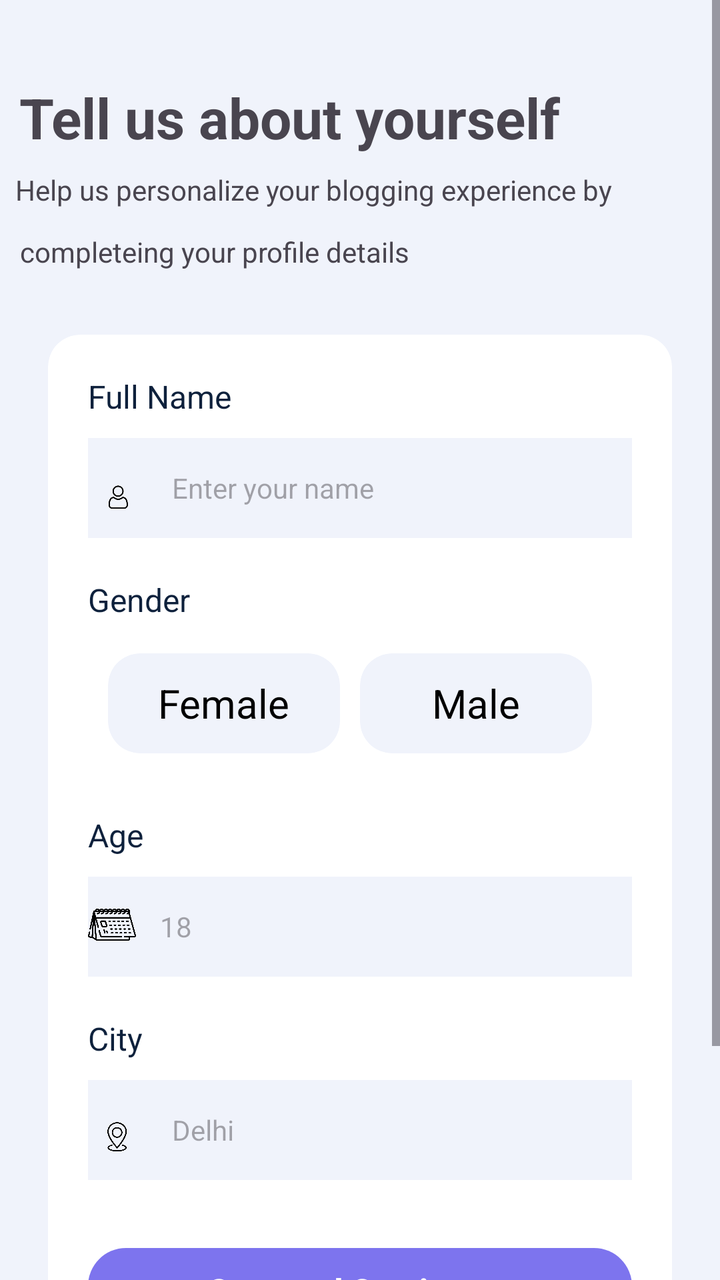
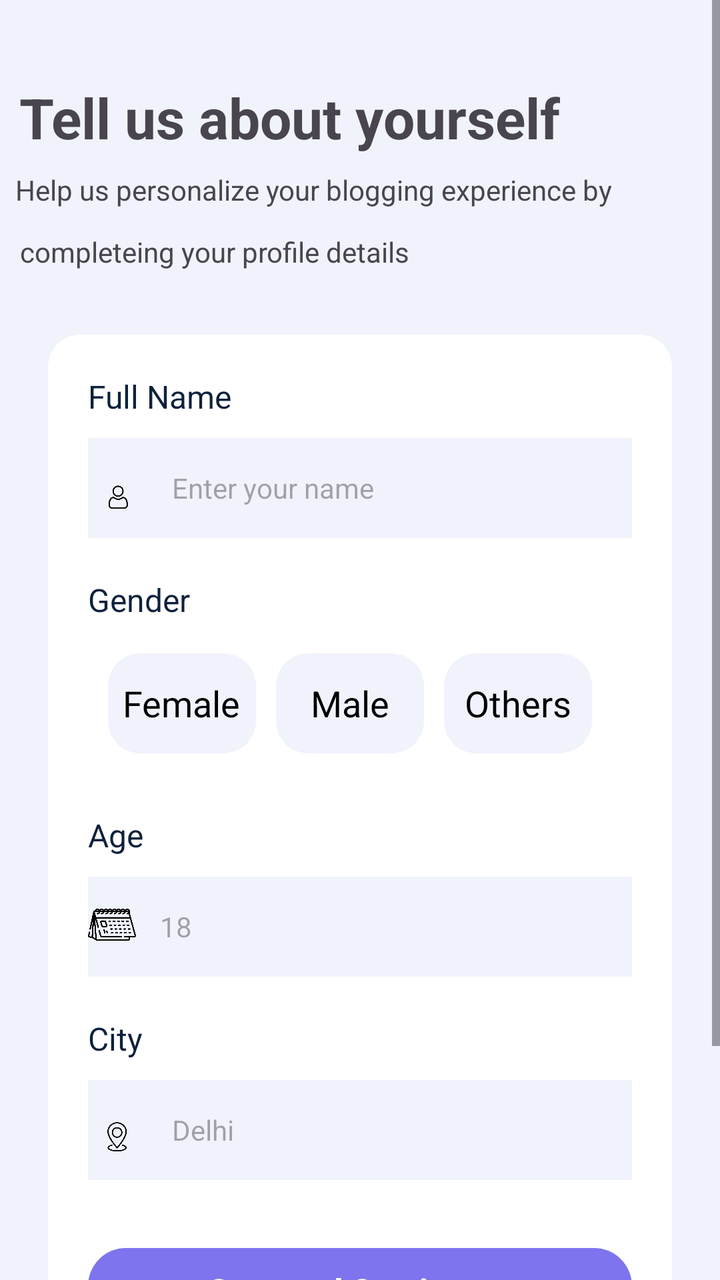

An Android layout rendered at two revisions. The XML below is the earlier revision; the diff shows what the commit changed to produce the second picture.
<!-- AndroidManifest.xml: application theme Theme.BlogApp -->
<!-- res/layout/activity_user_details.xml -->
<?xml version="1.0" encoding="utf-8"?>
<androidx.constraintlayout.widget.ConstraintLayout
    xmlns:android="http://schemas.android.com/apk/res/android"
    xmlns:app="http://schemas.android.com/apk/res-auto"
    xmlns:tools="http://schemas.android.com/tools"
    android:id="@+id/main"
    android:layout_width="match_parent"
    android:background="@color/background"
    android:layout_height="match_parent"
    tools:context=".MainActivity">


    <ScrollView
        android:layout_width="match_parent"
        android:layout_height="match_parent">


        <androidx.constraintlayout.widget.ConstraintLayout
            android:layout_width="match_parent"
            android:layout_height="wrap_content">


            <TextView
                android:id="@+id/create_account"
                android:layout_width="wrap_content"
                android:layout_height="wrap_content"
                android:layout_marginTop="40dp"
                android:gravity="center_horizontal"
                android:text="Tell us about yourself"
                android:textSize="28dp"
                android:textStyle="bold"
                app:layout_constraintEnd_toEndOf="parent"
                app:layout_constraintHorizontal_bias="0.106"
                app:layout_constraintStart_toStartOf="parent"
                app:layout_constraintTop_toTopOf="parent" />

            <TextView
                android:id="@+id/text1"
                android:layout_width="wrap_content"
                android:layout_height="wrap_content"
                android:layout_marginTop="8dp"
                android:gravity="center_horizontal"
                android:text="Help us personalize your blogging experience by"
                android:textSize="14dp"
                app:layout_constraintEnd_toEndOf="parent"
                app:layout_constraintHorizontal_bias="0.12"
                app:layout_constraintStart_toStartOf="parent"
                app:layout_constraintTop_toBottomOf="@+id/create_account"
                />

            <TextView
                android:id="@+id/text2"
                android:layout_width="wrap_content"
                android:layout_height="wrap_content"
                android:layout_marginTop="12dp"
                android:gravity="center_horizontal"
                android:text="completeing your profile details"
                android:textSize="14dp"
                app:layout_constraintEnd_toEndOf="parent"
                app:layout_constraintHorizontal_bias="0.06"
                app:layout_constraintStart_toStartOf="parent"
                app:layout_constraintTop_toBottomOf="@+id/text1" />

            <androidx.cardview.widget.CardView
                android:id="@+id/login_card"
                android:layout_width="0dp"
                android:layout_height="wrap_content"
                android:layout_marginStart="24dp"
                android:layout_marginEnd="24dp"
                app:cardBackgroundColor="@color/white"
                app:cardCornerRadius="16dp"
                app:cardElevation="0dp"
                app:layout_constraintEnd_toEndOf="parent"
                app:layout_constraintStart_toStartOf="parent"
                android:layout_marginTop="32dp"
                app:layout_constraintTop_toBottomOf="@id/text2">


                <LinearLayout
                    android:layout_width="match_parent"
                    android:layout_height="wrap_content"
                    android:orientation="vertical">



                    <TextView
                        android:layout_width="wrap_content"
                        android:layout_height="wrap_content"
                        android:layout_marginLeft="20dp"
                        android:layout_marginTop="20dp"
                        android:text="Full Name"
                        android:textColor="@color/input_labels"
                        android:textSize="16dp"/>


                    <LinearLayout
                        android:layout_width="match_parent"
                        android:layout_height="50dp"
                        android:layout_marginLeft="20dp"
                        android:layout_marginRight="20dp"
                        android:layout_marginTop="10dp"
                        android:background="@color/background"
                        android:orientation="horizontal">


                        <ImageView
                            android:layout_width="30dp"
                            android:layout_height="30dp"
                            android:scaleType="fitStart"
                            android:layout_marginTop="15dp"
                            android:src="@drawable/no_bg_pfp"/>

                        <EditText
                            android:id="@+id/fullName"
                            android:layout_width="match_parent"
                            android:layout_height="50dp"
                            android:background="@color/transparent"
                            android:hint="Enter your name"
                            android:padding="12dp"
                            android:textSize="14dp" />

                    </LinearLayout>

                    <TextView
                        android:layout_width="wrap_content"
                        android:layout_height="wrap_content"
                        android:layout_marginLeft="20dp"
                        android:layout_marginTop="20dp"
                        android:text="Gender"
                        android:textColor="@color/input_labels"
                        android:textSize="16dp"/>


                    <GridLayout
                        android:id="@+id/grid2"
                        android:layout_width="match_parent"
                        android:layout_height="60dp"
                        android:layout_marginLeft="30dp"
                        android:layout_marginTop="16dp"
                        android:layout_marginRight="30dp"
                        android:columnCount="2"
                        android:orientation="horizontal"
                        app:layout_constraintEnd_toEndOf="parent"
                        app:layout_constraintHorizontal_bias="0.516"
                        app:layout_constraintStart_toStartOf="parent"
                        >


                    <androidx.cardview.widget.CardView
                        android:id="@+id/female"
                        android:layout_width="0dp"
                        android:layout_height="50dp"
                        android:layout_marginRight="10dp"
                        app:cardBackgroundColor="@color/background"
                        android:layout_columnWeight="1"
                        app:cardCornerRadius="16dp"
                        app:cardElevation="0dp">

                        <TextView
                            android:id="@+id/femaleText"
                            android:layout_width="wrap_content"
                            android:layout_height="wrap_content"
                            android:text="Female"
                            android:textSize="20dp"
                            android:textColor="@color/black"
                            android:layout_gravity="center"/>




                    </androidx.cardview.widget.CardView>



                        <androidx.cardview.widget.CardView
                            android:id="@+id/Male"
                            android:layout_width="0dp"
                            android:layout_height="50dp"
                            android:layout_marginRight="10dp"
                            app:cardBackgroundColor="@color/background"
                            android:layout_columnWeight="1"
                            app:cardCornerRadius="16dp"
                            app:cardElevation="0dp">

                            <TextView
                                android:id="@+id/maleText"
                                android:layout_width="wrap_content"
                                android:layout_height="wrap_content"
                                android:text="Male"
                                android:textSize="20dp"
                                android:textColor="@color/black"
                                android:layout_gravity="center"/>

                        </androidx.cardview.widget.CardView>


                    </GridLayout>


                    <TextView
                        android:layout_width="wrap_content"
                        android:layout_height="wrap_content"
                        android:layout_marginLeft="20dp"
                        android:layout_marginTop="20dp"
                        android:text="Age"
                        android:textColor="@color/input_labels"
                        android:textSize="16dp"/>

                    <LinearLayout
                        android:layout_width="match_parent"
                        android:layout_height="50dp"
                        android:layout_marginLeft="20dp"
                        android:layout_marginRight="20dp"
                        android:layout_marginTop="10dp"
                        android:background="@color/background"
                        android:orientation="horizontal">


                        <ImageView
                            android:layout_width="24dp"
                            android:layout_height="24dp"
                            android:scaleType="fitStart"
                            android:layout_marginTop="12dp"
                            android:src="@drawable/age"/>



                        <EditText
                            android:id="@+id/age"
                            android:layout_width="match_parent"
                            android:layout_height="match_parent"
                            android:background="@color/transparent"
                            android:textSize="14dp"
                            android:padding="12dp"
                            android:hint="18"
                            />
                    </LinearLayout>


                    <TextView
                        android:layout_width="wrap_content"
                        android:layout_height="wrap_content"
                        android:layout_marginLeft="20dp"
                        android:layout_marginTop="20dp"
                        android:text="City"
                        android:textColor="@color/input_labels"
                        android:textSize="16dp"/>


                    <LinearLayout
                        android:layout_width="match_parent"
                        android:layout_height="50dp"
                        android:layout_marginLeft="20dp"
                        android:layout_marginRight="20dp"
                        android:layout_marginTop="10dp"
                        android:background="@color/background"
                        android:orientation="horizontal">


                        <ImageView
                            android:layout_width="30dp"
                            android:layout_height="30dp"
                            android:scaleType="fitStart"
                            android:layout_marginTop="15dp"
                            android:src="@drawable/location"/>

                        <EditText
                            android:id="@+id/city"
                            android:layout_width="match_parent"
                            android:layout_height="50dp"
                            android:background="@color/transparent"
                            android:hint="Delhi"
                            android:padding="12dp"
                            android:textSize="14dp" />

                    </LinearLayout>



















                    <Button
                        android:id="@+id/saveNcont"
                        android:layout_width="match_parent"
                        android:layout_height="50dp"
                        android:layout_marginLeft="20dp"
                        android:layout_marginRight="20dp"
                        android:layout_marginTop="30dp"
                        android:layout_marginBottom="30dp"
                        android:text="Save and Continue->"
                        android:textColor="@color/white"
                        app:cornerRadius="19dp"
                        android:textSize="16dp"
                        android:textStyle="bold"
                        app:backgroundTint="@color/light_purple" />




                </LinearLayout>





            </androidx.cardview.widget.CardView>




            <TextView
                android:id="@+id/text3"
                android:layout_width="0dp"
                android:gravity="center"
                android:layout_height="wrap_content"
                android:text="You can update your personal details anytime in Settings"
                android:layout_marginBottom="24dp"
                android:layout_marginTop="24dp"
                app:layout_constraintBottom_toBottomOf="parent"
                app:layout_constraintEnd_toEndOf="@+id/login_card"
                app:layout_constraintStart_toStartOf="@id/login_card"
                app:layout_constraintTop_toBottomOf="@+id/login_card"
                />

        </androidx.constraintlayout.widget.ConstraintLayout>
    </ScrollView>

</androidx.constraintlayout.widget.ConstraintLayout>
<!-- resources referenced by this layout -->
<resources>
  <color name="background">#F0F3FB</color>
  <color name="black">#FF000000</color>
  <color name="input_labels">#0E213C</color>
  <color name="light_purple">#7D74EE</color>
  <color name="transparent">#00000000</color>
  <color name="white">#FFFFFFFF</color>
  <!-- drawable age: png bitmap (drawable, 71494 bytes) -->
  <!-- drawable location: png bitmap (drawable, 64303 bytes) -->
  <!-- drawable no_bg_pfp: png bitmap (drawable, 50281 bytes) -->
  <style name="Theme.BlogApp" parent="Base.Theme.BlogApp" />
  <style name="Base.Theme.BlogApp" parent="Theme.Material3.DayNight.NoActionBar">
          
          
      </style>
</resources>

<!-- the commit's change to res/layout/activity_user_details.xml (unified diff, before → after) -->
@@ -138,7 +138,7 @@
                         android:layout_marginLeft="30dp"
                         android:layout_marginTop="16dp"
                         android:layout_marginRight="30dp"
-                        android:columnCount="2"
+                        android:columnCount="3"
                         android:orientation="horizontal"
                         app:layout_constraintEnd_toEndOf="parent"
                         app:layout_constraintHorizontal_bias="0.516"
@@ -161,7 +161,7 @@
                             android:layout_width="wrap_content"
                             android:layout_height="wrap_content"
                             android:text="Female"
-                            android:textSize="20dp"
+                            android:textSize="18dp"
                             android:textColor="@color/black"
                             android:layout_gravity="center"/>
 
@@ -187,7 +187,28 @@
                                 android:layout_width="wrap_content"
                                 android:layout_height="wrap_content"
                                 android:text="Male"
-                                android:textSize="20dp"
+                                android:textSize="18dp"
+                                android:textColor="@color/black"
+                                android:layout_gravity="center"/>
+
+                        </androidx.cardview.widget.CardView>
+
+                        <androidx.cardview.widget.CardView
+                            android:id="@+id/others"
+                            android:layout_width="0dp"
+                            android:layout_height="50dp"
+                            android:layout_marginRight="10dp"
+                            app:cardBackgroundColor="@color/background"
+                            android:layout_columnWeight="1"
+                            app:cardCornerRadius="16dp"
+                            app:cardElevation="0dp">
+
+                            <TextView
+                                android:id="@+id/othersText"
+                                android:layout_width="wrap_content"
+                                android:layout_height="wrap_content"
+                                android:text="Others"
+                                android:textSize="18dp"
                                 android:textColor="@color/black"
                                 android:layout_gravity="center"/>
 
